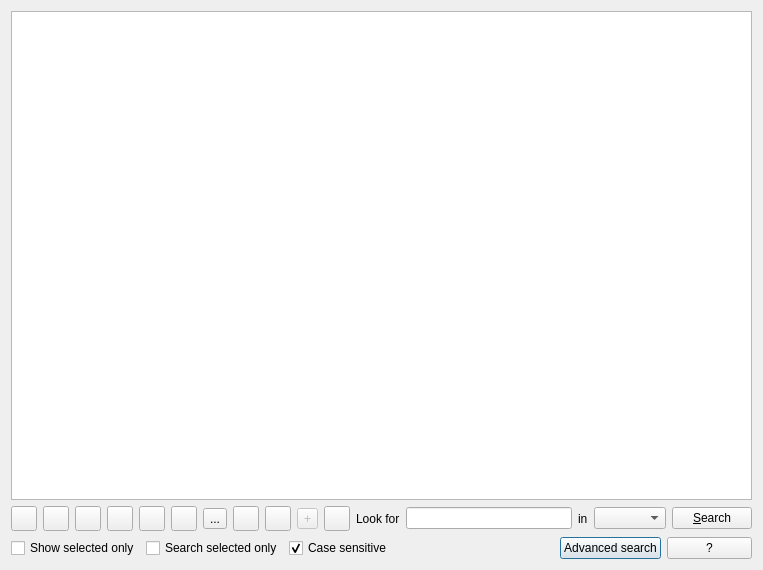
This is src/ui/qgsattributetabledialog.ui in qgis/QGIS as Qt 5 draws it before an edit. The edited form follows.
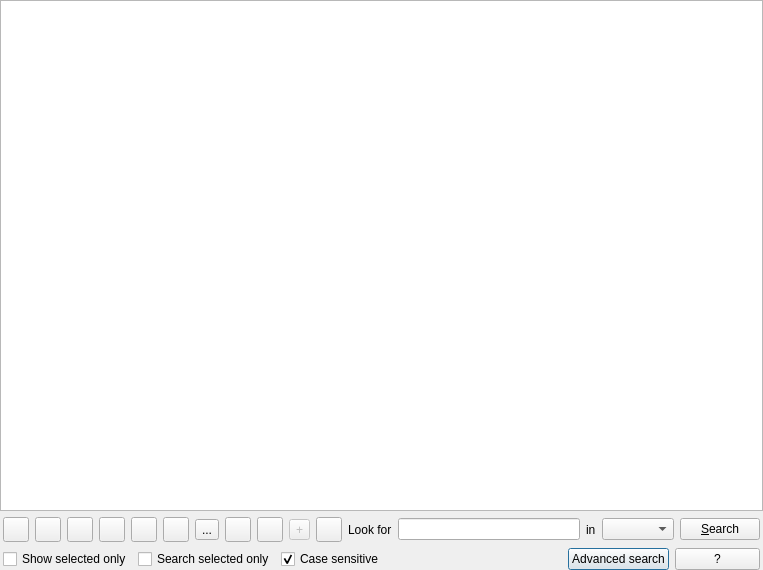
This is the edited form. Icons and pictures are not drawn. Custom widgets are drawn as their Qt base class.

Commit message: Reduce top and side margins for attribute table dialog

Patch:
```diff
--- a/src/ui/qgsattributetabledialog.ui
+++ b/src/ui/qgsattributetabledialog.ui
@@ -14,6 +14,9 @@
    <string>Attribute Table</string>
   </property>
   <layout class="QGridLayout" name="gridLayout">
+   <property name="margin">
+    <number>0</number>
+   </property>
    <item row="0" column="0">
     <widget class="QgsAttributeTableView" name="mView">
      <property name="alternatingRowColors">
@@ -23,6 +26,12 @@
    </item>
    <item row="2" column="0">
     <layout class="QHBoxLayout">
+     <property name="leftMargin">
+      <number>3</number>
+     </property>
+     <property name="rightMargin">
+      <number>3</number>
+     </property>
      <item>
       <widget class="QCheckBox" name="cbxShowSelectedOnly">
        <property name="text">
@@ -93,6 +102,12 @@
    </item>
    <item row="1" column="0">
     <layout class="QHBoxLayout" name="horizontalLayout">
+     <property name="leftMargin">
+      <number>3</number>
+     </property>
+     <property name="rightMargin">
+      <number>3</number>
+     </property>
      <item>
       <widget class="QToolButton" name="mRemoveSelectionButton">
        <property name="toolTip">
```
